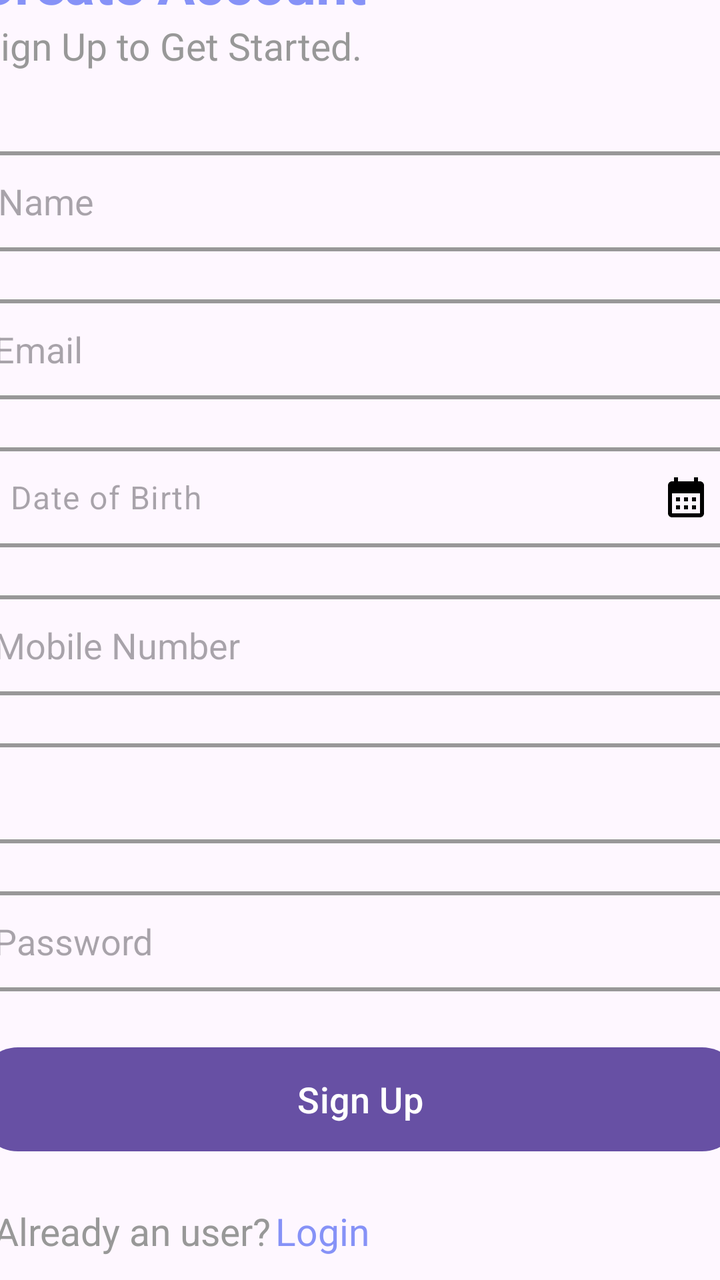
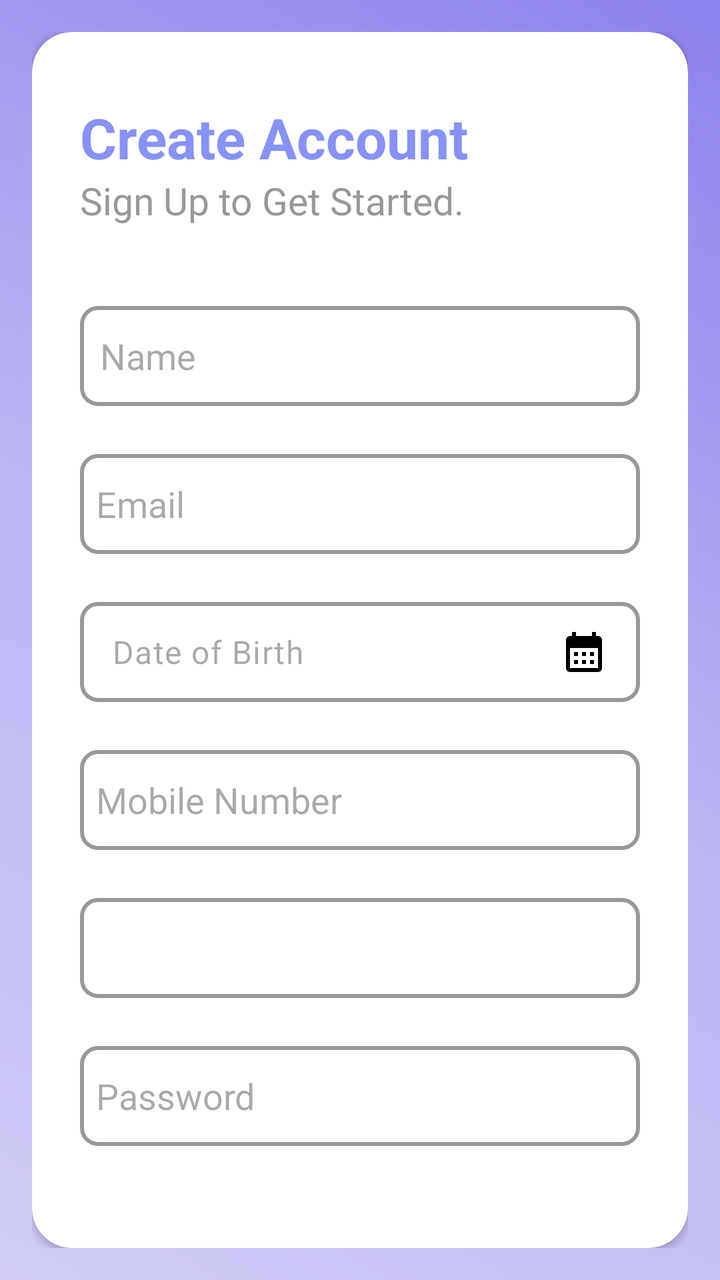

An Android layout rendered at two revisions. The XML below is the earlier revision; the diff shows what the commit changed to produce the second picture.
<!-- AndroidManifest.xml: application theme Theme.EDermaCareLatestt -->
<!-- res/layout/activity_signup_patient.xml -->
<?xml version="1.0" encoding="utf-8"?>
<LinearLayout
    xmlns:android="http://schemas.android.com/apk/res/android"
    xmlns:app="http://schemas.android.com/apk/res-auto"
    xmlns:tools="http://schemas.android.com/tools"
    android:layout_width="match_parent"
    android:layout_height="match_parent"
    android:orientation="vertical"
    android:gravity="center">


    <LinearLayout
        android:layout_width="430dp"
        android:layout_height="763dp"
        android:layout_gravity="center_horizontal"
        android:background="@drawable/light_grey_border"
        android:orientation="vertical"
        android:padding="24dp">

        <TextView
            android:layout_width="223dp"
            android:layout_height="wrap_content"
            android:layout_marginTop="10dp"
            android:text="Create Account"
            android:textAlignment="textStart"
            android:textColor="@color/lavender"
            android:textSize="28sp"
            android:textStyle="bold" />

        <TextView
            android:id="@+id/textView"
            android:layout_width="match_parent"
            android:layout_height="wrap_content"
            android:fontFamily="@font/poppins"
            android:text="Sign Up to Get Started."
            android:textAlignment="textStart"
            android:textColor="@color/light_grey"
            android:textSize="19sp" />

        <EditText
            android:id="@+id/patient_signup_name"
            android:layout_width="match_parent"
            android:layout_height="50dp"
            android:layout_marginTop="40dp"
            android:background="@drawable/light_grey_border"
            android:drawablePadding="8dp"
            android:hint="Name"
            android:padding="10dp"
            android:textColor="@color/black" />

        <EditText
            android:id="@+id/patient_signup_email"
            android:layout_width="match_parent"
            android:layout_height="50dp"
            android:layout_marginTop="24dp"
            android:background="@drawable/light_grey_border"
            android:drawablePadding="8dp"
            android:hint="Email"
            android:padding="8dp"
            android:textColor="@color/black" />

        <com.google.android.material.textfield.TextInputLayout
            android:id="@+id/patient_signup_dob_layout"
            android:layout_width="match_parent"
            android:layout_height="wrap_content"
            android:layout_marginTop="24dp"
            app:hintEnabled="false">

            <EditText
                android:id="@+id/patient_signup_dob"
                android:layout_height="50dp"
                android:layout_width="match_parent"
                android:background="@drawable/light_grey_border"
                android:drawableEnd="@drawable/baseline_calendar_month_24"
                android:drawablePadding="8dp"
                android:hint="Date of Birth"
                android:inputType="text"
                android:padding="8dp"
                android:textColor="@color/black"
                android:clickable="false"
                android:focusable="false" />

        </com.google.android.material.textfield.TextInputLayout>





        <EditText
            android:id="@+id/patient_signup_mobile"
            android:layout_width="match_parent"
            android:layout_height="50dp"
            android:layout_marginTop="24dp"
            android:background="@drawable/light_grey_border"
            android:drawablePadding="8dp"
            android:hint="Mobile Number"
            android:inputType="phone"
            android:padding="8dp"
            android:textColor="@color/black" />

        <Spinner
            android:id="@+id/spinner_gender"
            android:layout_width="match_parent"
            android:layout_height="50dp"
            android:layout_marginTop="24dp"
            android:background="@drawable/light_grey_border"
            android:paddingStart="8dp"
            android:paddingEnd="24dp"
            android:drawableEnd="@drawable/baseline_calendar_month_24"
            android:textColor="@color/black"
              />





        <EditText
            android:id="@+id/patient_signup_password"
            android:layout_width="match_parent"
            android:layout_height="50dp"
            android:layout_marginTop="24dp"
            android:background="@drawable/light_grey_border"
            android:drawablePadding="8dp"
            android:hint="Password"
            android:inputType="textPassword"
            android:padding="8dp"
            android:textColor="@color/black" />

        <Button
            android:id="@+id/patient_signup_button"
            android:layout_width="match_parent"
            android:layout_height="60dp"
            android:layout_marginTop="24dp"
            android:text="Sign Up"
            android:textSize="18sp"
            app:cornerRadius="20dp" />

        <LinearLayout
            android:layout_width="match_parent"
            android:layout_height="wrap_content"
            android:orientation="horizontal">


            <TextView
                android:id="@+id/signupRedirectText"
                android:layout_width="wrap_content"
                android:layout_height="wrap_content"
                android:layout_gravity="center|start"
                android:layout_marginTop="10dp"
                android:paddingLeft="8dp"
                android:paddingTop="8dp"
                android:paddingRight="0dp"
                android:paddingBottom="8dp"
                android:text="Already an user?"
                android:textColor="@color/light_grey"
                android:textSize="19sp" />

            <TextView
                android:id="@+id/loginredirect"
                android:layout_width="wrap_content"
                android:layout_height="wrap_content"
                android:layout_gravity="center|start"
                android:layout_marginTop="10dp"
                android:paddingLeft="2dp"
                android:paddingTop="8dp"
                android:paddingRight="8dp"
                android:paddingBottom="8dp"
                android:text="Login"
                android:textColor="@color/lavender"
                android:textSize="19sp" />

    </LinearLayout>

    </LinearLayout>

</LinearLayout>
<!-- resources referenced by this layout -->
<resources>
  <color name="black">#FF000000</color>
  <color name="lavender">#8692F7</color>
  <color name="light_grey">#989898</color>
  <!-- drawable baseline_calendar_month_24 (drawable) -->
  <vector xmlns:android="http://schemas.android.com/apk/res/android" android:height="24dp" android:tint="#000000" android:viewportHeight="24" android:viewportWidth="24" android:width="24dp">
        
      <path android:fillColor="@android:color/white" android:pathData="M19,4h-1V2h-2v2H8V2H6v2H5C3.89,4 3.01,4.9 3.01,6L3,20c0,1.1 0.89,2 2,2h14c1.1,0 2,-0.9 2,-2V6C21,4.9 20.1,4 19,4zM19,20H5V10h14V20zM9,14H7v-2h2V14zM13,14h-2v-2h2V14zM17,14h-2v-2h2V14zM9,18H7v-2h2V18zM13,18h-2v-2h2V18zM17,18h-2v-2h2V18z"/>
      
  </vector>
  <!-- drawable light_grey_border (drawable) -->
  <?xml version="1.0" encoding="utf-8"?>
  <shape xmlns:android="http://schemas.android.com/apk/res/android"
      android:shape="rectangle">
  
      <stroke
          android:width="2dp"
          android:color="@color/light_grey" />
  
      <corners
          android:radius="8dp" />
  </shape>
  <style name="Theme.EDermaCareLatestt" parent="Base.Theme.EDermaCareLatestt" />
  <style name="Base.Theme.EDermaCareLatestt" parent="Theme.Material3.DayNight.NoActionBar">
          
          
      </style>
</resources>

<!-- the commit's change to res/layout/activity_signup_patient.xml (unified diff, before → after) -->
@@ -1,102 +1,114 @@
 <?xml version="1.0" encoding="utf-8"?>
-<LinearLayout
+<androidx.constraintlayout.widget.ConstraintLayout
     xmlns:android="http://schemas.android.com/apk/res/android"
     xmlns:app="http://schemas.android.com/apk/res-auto"
     xmlns:tools="http://schemas.android.com/tools"
     android:layout_width="match_parent"
     android:layout_height="match_parent"
-    android:orientation="vertical"
-    android:gravity="center">
+    android:padding="16dp"
+    android:background="@drawable/gradients">
 
+    <androidx.cardview.widget.CardView
+        android:id="@+id/card_view"
+        android:layout_width="match_parent"
+        android:layout_height="wrap_content"
+        app:cardCornerRadius="20dp"
+        app:layout_constraintTop_toTopOf="parent"
+        app:layout_constraintBottom_toBottomOf="parent"
+        app:layout_constraintStart_toStartOf="parent"
+        app:layout_constraintEnd_toEndOf="parent">
 
-    <LinearLayout
-        android:layout_width="430dp"
-        android:layout_height="763dp"
-        android:layout_gravity="center_horizontal"
-        android:background="@drawable/light_grey_border"
-        android:orientation="vertical"
-        android:padding="24dp">
-
-        <TextView
-            android:layout_width="223dp"
-            android:layout_height="wrap_content"
-            android:layout_marginTop="10dp"
-            android:text="Create Account"
-            android:textAlignment="textStart"
-            android:textColor="@color/lavender"
-            android:textSize="28sp"
-            android:textStyle="bold" />
-
-        <TextView
-            android:id="@+id/textView"
+        <LinearLayout
+            android:id="@+id/containerLayout"
             android:layout_width="match_parent"
             android:layout_height="wrap_content"
-            android:fontFamily="@font/poppins"
-            android:text="Sign Up to Get Started."
-            android:textAlignment="textStart"
-            android:textColor="@color/light_grey"
-            android:textSize="19sp" />
+            android:orientation="vertical">
+
+            
+
+            <LinearLayout
+                android:layout_width="match_parent"
+                android:layout_height="wrap_content"
+                android:layout_gravity="center_horizontal"
+                android:orientation="vertical"
+                android:padding="24dp">
+
+    <TextView
+        android:layout_width="223dp"
+        android:layout_height="wrap_content"
+        android:layout_marginTop="10dp"
+        android:text="Create Account"
+        android:textAlignment="textStart"
+        android:textColor="@color/lavender"
+        android:textSize="28sp"
+        android:textStyle="bold" />
+
+    <TextView
+        android:id="@+id/textView"
+        android:layout_width="match_parent"
+        android:layout_height="wrap_content"
+        android:fontFamily="@font/poppins"
+        android:text="Sign Up to Get Started."
+        android:textAlignment="textStart"
+        android:textColor="@color/light_grey"
+        android:textSize="19sp" />
+
+    <EditText
+        android:id="@+id/patient_signup_name"
+        android:layout_width="match_parent"
+        android:layout_height="50dp"
+        android:layout_marginTop="40dp"
+        android:background="@drawable/light_grey_border"
+        android:drawablePadding="8dp"
+        android:hint="Name"
+        android:padding="10dp"
+        android:textColor="@color/black" />
+
+    <EditText
+        android:id="@+id/patient_signup_email"
+        android:layout_width="match_parent"
+        android:layout_height="50dp"
+        android:layout_marginTop="24dp"
+        android:background="@drawable/light_grey_border"
+        android:drawablePadding="8dp"
+        android:hint="Email"
+        android:padding="8dp"
+        android:textColor="@color/black" />
+
+    <com.google.android.material.textfield.TextInputLayout
+        android:id="@+id/patient_signup_dob_layout"
+        android:layout_width="match_parent"
+        android:layout_height="wrap_content"
+        android:layout_marginTop="24dp"
+        app:hintEnabled="false">
 
         <EditText
-            android:id="@+id/patient_signup_name"
+            android:id="@+id/patient_signup_dob"
+            android:layout_height="50dp"
             android:layout_width="match_parent"
-            android:layout_height="50dp"
-            android:layout_marginTop="40dp"
             android:background="@drawable/light_grey_border"
+            android:drawableEnd="@drawable/baseline_calendar_month_24"
             android:drawablePadding="8dp"
-            android:hint="Name"
-            android:padding="10dp"
-            android:textColor="@color/black" />
+            android:hint="Date of Birth"
+            android:inputType="text"
+            android:padding="8dp"
+            android:textColor="@color/black"
+            android:clickable="false"
+            android:focusable="false" />
 
-        <EditText
-            android:id="@+id/patient_signup_email"
-            android:layout_width="match_parent"
-            android:layout_height="50dp"
-            android:layout_marginTop="24dp"
-            android:background="@drawable/light_grey_border"
-            android:drawablePadding="8dp"
-            android:hint="Email"
-            android:padding="8dp"
-            android:textColor="@color/black" />
+    </com.google.android.material.textfield.TextInputLayout>
 
-        <com.google.android.material.textfield.TextInputLayout
-            android:id="@+id/patient_signup_dob_layout"
-            android:layout_width="match_parent"
-            android:layout_height="wrap_content"
-            android:layout_marginTop="24dp"
-            app:hintEnabled="false">
-
-            <EditText
-                android:id="@+id/patient_signup_dob"
-                android:layout_height="50dp"
-                android:layout_width="match_parent"
-                android:background="@drawable/light_grey_border"
-                android:drawableEnd="@drawable/baseline_calendar_month_24"
-                android:drawablePadding="8dp"
-                android:hint="Date of Birth"
-                android:inputType="text"
-                android:padding="8dp"
-                android:textColor="@color/black"
-                android:clickable="false"
-                android:focusable="false" />
-
-        </com.google.android.material.textfield.TextInputLayout>
-
-
-
-
-
-        <EditText
-            android:id="@+id/patient_signup_mobile"
-            android:layout_width="match_parent"
-            android:layout_height="50dp"
-            android:layout_marginTop="24dp"
-            android:background="@drawable/light_grey_border"
-            android:drawablePadding="8dp"
-            android:hint="Mobile Number"
-            android:inputType="phone"
-            android:padding="8dp"
-            android:textColor="@color/black" />
+    <EditText
+        android:id="@+id/patient_signup_mobile"
+        android:layout_width="match_parent"
+        android:layout_height="50dp"
+        android:layout_marginTop="24dp"
+        android:background="@drawable/light_grey_border"
+        android:drawablePadding="20dp"
+        android:hint="Mobile Number"
+        android:inputType="phone"
+        android:padding="8dp"
+        android:textColor="@color/black" />
 
         <Spinner
             android:id="@+id/spinner_gender"
@@ -107,70 +119,71 @@
             android:paddingStart="8dp"
             android:paddingEnd="24dp"
             android:drawableEnd="@drawable/baseline_calendar_month_24"
-            android:textColor="@color/black"
-              />
+            android:textColor="@color/black" />
 
 
 
 
 
-        <EditText
-            android:id="@+id/patient_signup_password"
-            android:layout_width="match_parent"
-            android:layout_height="50dp"
-            android:layout_marginTop="24dp"
-            android:background="@drawable/light_grey_border"
-            android:drawablePadding="8dp"
-            android:hint="Password"
-            android:inputType="textPassword"
-            android:padding="8dp"
-            android:textColor="@color/black" />
+    <EditText
+        android:id="@+id/patient_signup_password"
+        android:layout_width="match_parent"
+        android:layout_height="50dp"
+        android:layout_marginTop="24dp"
+        android:background="@drawable/light_grey_border"
+        android:drawablePadding="8dp"
+        android:hint="Password"
+        android:inputType="textPassword"
+        android:padding="8dp"
+        android:textColor="@color/black" />
 
-        <Button
-            android:id="@+id/patient_signup_button"
-            android:layout_width="match_parent"
-            android:layout_height="60dp"
-            android:layout_marginTop="24dp"
-            android:text="Sign Up"
-            android:textSize="18sp"
-            app:cornerRadius="20dp" />
+    <Button
+        android:id="@+id/patient_signup_button"
+        android:layout_width="match_parent"
+        android:layout_height="60dp"
+        android:layout_marginTop="24dp"
+        android:text="Sign Up"
+        android:textSize="18sp"
+        app:cornerRadius="20dp" />
 
-        <LinearLayout
-            android:layout_width="match_parent"
-            android:layout_height="wrap_content"
-            android:orientation="horizontal">
+    <LinearLayout
+        android:layout_width="match_parent"
+        android:layout_height="wrap_content"
+        android:orientation="horizontal">
 
 
-            <TextView
-                android:id="@+id/signupRedirectText"
-                android:layout_width="wrap_content"
-                android:layout_height="wrap_content"
-                android:layout_gravity="center|start"
-                android:layout_marginTop="10dp"
-                android:paddingLeft="8dp"
-                android:paddingTop="8dp"
-                android:paddingRight="0dp"
-                android:paddingBottom="8dp"
-                android:text="Already an user?"
-                android:textColor="@color/light_grey"
-                android:textSize="19sp" />
+        <TextView
+            android:id="@+id/signupRedirectText"
+            android:layout_width="wrap_content"
+            android:layout_height="wrap_content"
+            android:layout_gravity="center|start"
+            android:layout_marginTop="10dp"
+            android:paddingLeft="8dp"
+            android:paddingTop="8dp"
+            android:paddingEnd="0dp"
+            android:paddingBottom="8dp"
+            android:text="Already an user?"
+            android:textColor="@color/light_grey"
+            android:textSize="19sp" />
 
-            <TextView
-                android:id="@+id/loginredirect"
-                android:layout_width="wrap_content"
-                android:layout_height="wrap_content"
-                android:layout_gravity="center|start"
-                android:layout_marginTop="10dp"
-                android:paddingLeft="2dp"
-                android:paddingTop="8dp"
-                android:paddingRight="8dp"
-                android:paddingBottom="8dp"
-                android:text="Login"
-                android:textColor="@color/lavender"
-                android:textSize="19sp" />
-
-    </LinearLayout>
+        <TextView
+            android:id="@+id/loginredirect"
+            android:layout_width="wrap_content"
+            android:layout_height="wrap_content"
+            android:layout_gravity="center|start"
+            android:layout_marginTop="10dp"
+            android:paddingLeft="2dp"
+            android:paddingTop="8dp"
+            android:paddingRight="8dp"
+            android:paddingBottom="8dp"
+            android:text="Login"
+            android:textColor="@color/lavender"
+            android:textSize="19sp" />
 
     </LinearLayout>
 
 </LinearLayout>
+
+</LinearLayout>
+    </androidx.cardview.widget.CardView>
+    </androidx.constraintlayout.widget.ConstraintLayout>
<!-- resource entries referenced after the edit -->
@@ -9,6 +9,19 @@
       <path android:fillColor="@android:color/white" android:pathData="M19,4h-1V2h-2v2H8V2H6v2H5C3.89,4 3.01,4.9 3.01,6L3,20c0,1.1 0.89,2 2,2h14c1.1,0 2,-0.9 2,-2V6C21,4.9 20.1,4 19,4zM19,20H5V10h14V20zM9,14H7v-2h2V14zM13,14h-2v-2h2V14zM17,14h-2v-2h2V14zM9,18H7v-2h2V18zM13,18h-2v-2h2V18zM17,18h-2v-2h2V18z"/>
       
   </vector>
+  <!-- drawable gradients (drawable) -->
+  <?xml version="1.0" encoding="utf-8"?>
+  <shape
+      android:shape = "rectangle"
+      xmlns:android = "http://schemas.android.com/apk/res/android" >
+  
+      <gradient
+          android:startColor = "#d1cdf8"
+          android:centerColor = "#bab4f4"
+          android:endColor = "#8c82ed"
+          android:angle = "45"
+          android:type = "linear" />
+  </shape>
   <!-- drawable light_grey_border (drawable) -->
   <?xml version="1.0" encoding="utf-8"?>
   <shape xmlns:android="http://schemas.android.com/apk/res/android"
